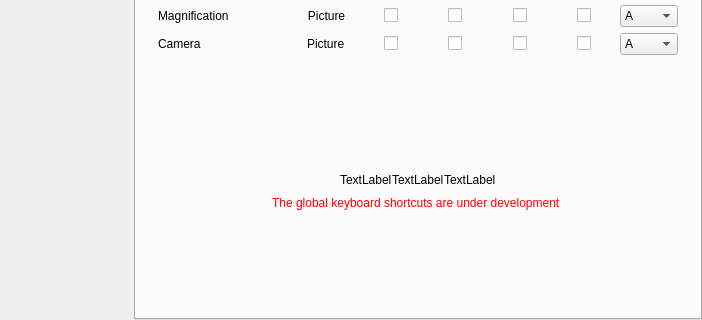
Old version of the form src/formMainWindow.ui in the repository vkohaupt/vokoscreenNG; both pictures show x 0 to 702 and y 148 to 468 of the 702 by 468 pixel window.
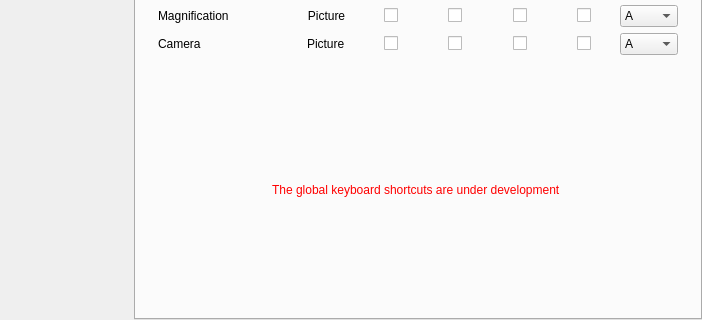
New version of the form. Icons and pictures are not drawn.

```diff
--- a/src/formMainWindow.ui
+++ b/src/formMainWindow.ui
@@ -4765,63 +4765,6 @@
           </property>
          </spacer>
         </item>
-        <item>
-         <layout class="QHBoxLayout" name="horizontalLayout_52">
-          <property name="spacing">
-           <number>0</number>
-          </property>
-          <item>
-           <spacer name="horizontalSpacer_25">
-            <property name="orientation">
-             <enum>Qt::Horizontal</enum>
-            </property>
-            <property name="sizeHint" stdset="0">
-             <size>
-              <width>40</width>
-              <height>20</height>
-             </size>
-            </property>
-           </spacer>
-          </item>
-          <item alignment="Qt::AlignRight">
-           <widget class="QLabel" name="label_49">
-            <property name="text">
-             <string>TextLabel</string>
-            </property>
-           </widget>
-          </item>
-          <item alignment="Qt::AlignHCenter">
-           <widget class="QLabel" name="label_51">
-            <property name="text">
-             <string>TextLabel</string>
-            </property>
-           </widget>
-          </item>
-          <item alignment="Qt::AlignLeft">
-           <widget class="QLabel" name="label_50">
-            <property name="text">
-             <string>TextLabel</string>
-            </property>
-           </widget>
-          </item>
-          <item>
-           <spacer name="horizontalSpacer_26">
-            <property name="orientation">
-             <enum>Qt::Horizontal</enum>
-            </property>
-            <property name="sizeType">
-             <enum>QSizePolicy::Expanding</enum>
-            </property>
-            <property name="sizeHint" stdset="0">
-             <size>
-              <width>40</width>
-              <height>20</height>
-             </size>
-            </property>
-           </spacer>
-          </item>
-         </layout>
-        </item>
         <item alignment="Qt::AlignHCenter">
          <widget class="QLabel" name="label_39">
           <property name="palette">
```
